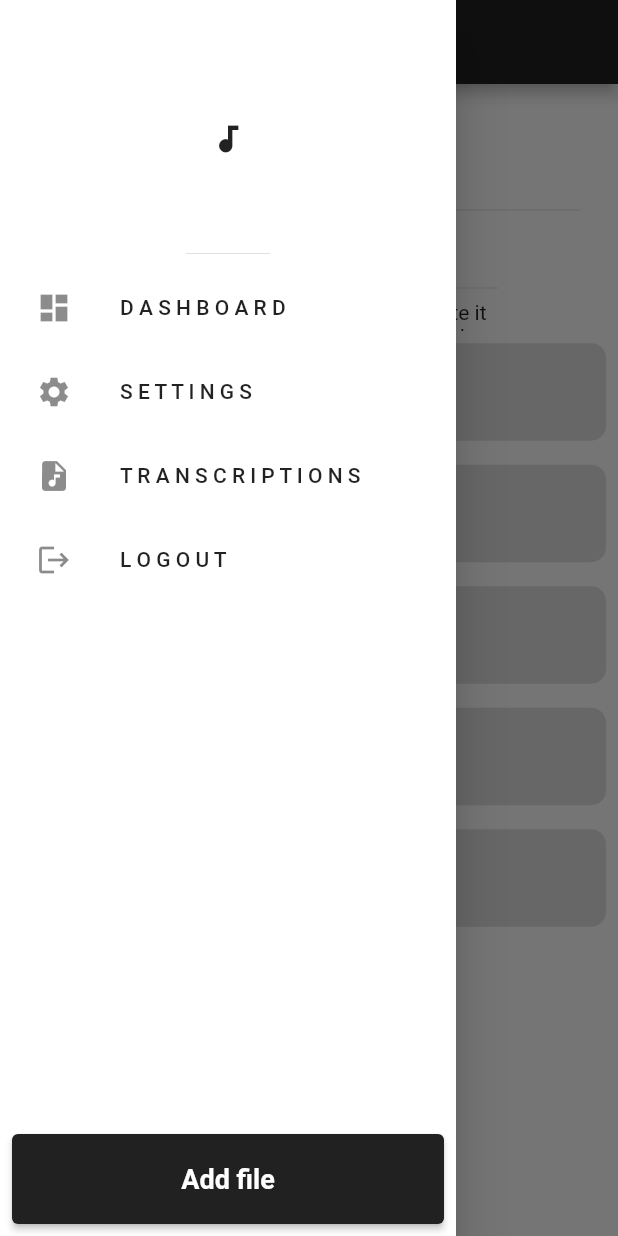
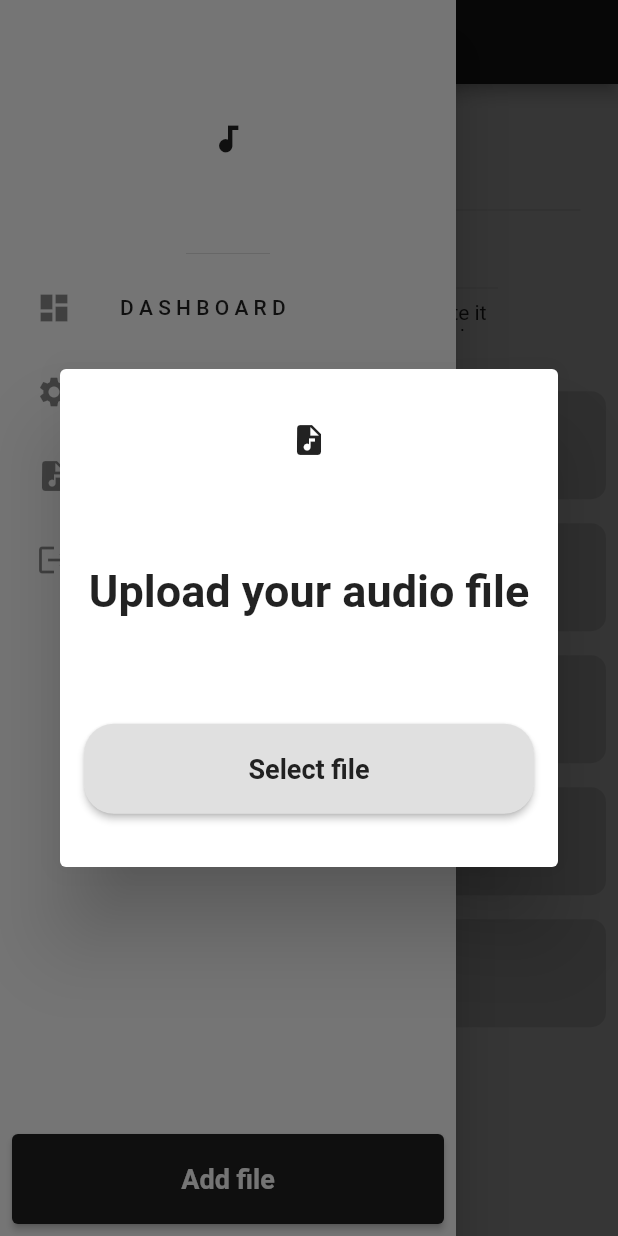
Before and after one commit to Tre7o/transcribe_app, a Flutter app: the BrowserBody screen opened directly, in the side drawer, after a tap on "Add file", on a phone screen of 412 x 824 dp. Run offline on Flutter 3.47's test engine with Material 2 defaults, Android fonts, the phone set to English and light mode, and no system bars; our stand-ins replace file_picker, get.

Commit message:
Updated SermonScribe files

```diff
--- a/lib/consts/mobile_grid.dart
+++ b/lib/consts/mobile_grid.dart
@@ -1,6 +1,7 @@
 import 'package:flutter/material.dart';
 
-import '../utils/card_box.dart';
+import '../utils/widgets/card_box.dart';
+
 
 class MobileGrid extends StatelessWidget {
   const MobileGrid({super.key});
--- a/lib/domain/models/transcription.dart
+++ b/lib/domain/models/transcription.dart
@@ -0,0 +1,8 @@
+class Transcription {
+  Transcription(this.fileName, this.currentDate, this.currentTime, this.transcribedText);
+
+  final String fileName;
+  final String? transcribedText;
+  final String currentDate;
+  final String currentTime;
+}
--- /dev/null
+++ b/lib/presentation/controllers/transcribe_controller.dart
@@ -0,0 +1,9 @@
+import 'package:get/get.dart';
+
+class TranscribeController extends GetxController {
+  static TranscribeController get instance => Get.find();
+
+  String transcriptionTitle = '';
+  String transcriptionDate = '';
+  String transcriptionTime = '';
+}
--- a/lib/presentation/screens/responsive_screens/browser_body.dart
+++ b/lib/presentation/screens/responsive_screens/browser_body.dart
@@ -1,8 +1,8 @@
 import 'package:flutter/material.dart';
 import 'package:transcribe_app/utils/constants.dart';
-import 'package:transcribe_app/utils/transcribed_tile.dart';
 
-import '../../../utils/my_tile.dart';
+import '../../../utils/widgets/my_tile.dart';
+import '../../../utils/widgets/transcribed_tile.dart';
 
 class BrowserBody extends StatefulWidget {
   const BrowserBody({super.key});
@@ -17,7 +17,7 @@ class _BrowserBodyState extends State<BrowserBody> {
     return Scaffold(
       appBar: myAppBar,
       backgroundColor: backgroundColor,
-      drawer: myDrawer,
+      drawer: buildMyDrawer(context),
       body: Column(
         children: [
           AspectRatio(
@@ -52,11 +52,21 @@ class _BrowserBodyState extends State<BrowserBody> {
               ],
             ),
           ),
+          Padding(
+            padding: const EdgeInsets.symmetric(horizontal: 15, vertical: 8),
+            child: Align(
+              alignment: Alignment.topLeft,
+              child: Text(
+                "Your transcriptions",
+                style: TextStyle(fontWeight: FontWeight.bold),
+              ),
+            ),
+          ),
           Expanded(
               child: ListView.builder(
                   itemCount: 5,
                   itemBuilder: (context, index) {
-                    return const MyTile();
+                    return MyTile();
                   }))
         ],
       ),
--- a/lib/presentation/screens/responsive_screens/desktop_body.dart
+++ b/lib/presentation/screens/responsive_screens/desktop_body.dart
@@ -1,7 +1,8 @@
 import 'package:flutter/material.dart';
 import 'package:transcribe_app/utils/constants.dart';
 
-import '../../../utils/transcribed_tile.dart';
+import '../../../utils/widgets/transcribed_tile.dart';
+
 
 class DesktopBody extends StatefulWidget {
   const DesktopBody({super.key});
@@ -17,7 +18,7 @@ class _DesktopBodyState extends State<DesktopBody> {
       appBar: desktopBar,
       body: Row(
         children: [
-          sideDrawer,
+          buildSideDrawer(context),
           Expanded(
               child: Column(
             children: [
--- a/lib/utils/constants.dart
+++ b/lib/utils/constants.dart
@@ -1,5 +1,6 @@
 import 'package:flutter/material.dart';
-import 'my_tile.dart';
+import 'package:transcribe_app/utils/widgets/custom_dialog.dart';
+import 'package:transcribe_app/utils/widgets/my_tile.dart';
 
 var backgroundColor = Colors.white;
 
@@ -52,25 +53,39 @@ var desktopBar = AppBar(
   ],
 );
 
-var sideDrawer = Drawer(
+Drawer buildSideDrawer(BuildContext context) {
+  return Drawer(
     backgroundColor: Colors.grey[100],
-  shape:
-      const RoundedRectangleBorder(borderRadius: BorderRadius.all(Radius.zero)),
+    shape: const RoundedRectangleBorder(
+        borderRadius: BorderRadius.all(Radius.zero)),
     child: Padding(
       padding: const EdgeInsets.all(8.0),
       child: Column(children: [
+        Padding(
+          padding: const EdgeInsets.all(10.0),
+          child: Align(
+            alignment: Alignment.topLeft,
+            child: Text(
+              "Your transcriptions",
+              style: TextStyle(fontWeight: FontWeight.bold),
+            ),
+          ),
+        ),
         AspectRatio(
             aspectRatio: 0.7,
             child: ListView.builder(
                 itemCount: 10,
                 itemBuilder: (context, index) {
-                return const MyTile();
+                  return MyTile();
                 })),
         Expanded(
           child: Align(
             alignment: Alignment.bottomCenter,
             child: ElevatedButton(
-            onPressed: () {},
+              onPressed: () {
+                showDialog(
+                    context: context, builder: (context) => CustomDialog());
+              },
               style: ElevatedButton.styleFrom(
                   minimumSize: const Size(300, 60),
                   backgroundColor: Colors.grey[900]),
@@ -87,8 +102,10 @@ var sideDrawer = Drawer(
       ]),
     ),
   );
+}
 
-var myDrawer = Drawer(
+Drawer buildMyDrawer(BuildContext context) {
+  return Drawer(
     backgroundColor: Colors.white,
     child: Padding(
       padding: const EdgeInsets.all(8.0),
@@ -115,7 +132,10 @@ var myDrawer = Drawer(
             child: Align(
               alignment: Alignment.bottomCenter,
               child: ElevatedButton(
-              onPressed: () {},
+                onPressed: () {
+                  showDialog(
+                      context: context, builder: (context) => CustomDialog());
+                },
                 style: ElevatedButton.styleFrom(
                     minimumSize: const Size(300, 60),
                     backgroundColor: Colors.grey[900]),
@@ -133,3 +153,4 @@ var myDrawer = Drawer(
       ),
     ),
   );
+}
--- a/lib/utils/my_tile.dart
+++ /dev/null
@@ -1,28 +0,0 @@
-import 'package:flutter/material.dart';
-
-class MyTile extends StatelessWidget {
-  const MyTile({super.key});
-
-  @override
-  Widget build(BuildContext context) {
-    return Padding(
-      padding: const EdgeInsets.all(8.0),
-      child: Container(
-        decoration: BoxDecoration(
-          borderRadius: BorderRadius.circular(10),
-          color: Colors.grey[300],
-        ),
-        height: 65,
-        child: ListTile(
-          leading: const Icon(Icons.audio_file),
-          title: const Text("Transcription Title"),
-          subtitle: const Text("Time & date"),
-          titleTextStyle: TextStyle(
-              color: Colors.grey[900],
-              fontSize: 16,
-              fontWeight: FontWeight.bold),
-        ),
-      ),
-    );
-  }
-}
--- /dev/null
+++ b/lib/utils/widgets/custom_dialog.dart
@@ -0,0 +1,89 @@
+import 'package:file_picker/file_picker.dart';
+import 'package:flutter/material.dart';
+import 'package:get/get.dart';
+import 'package:intl/intl.dart';
+import 'package:transcribe_app/domain/models/transcription.dart';
+
+import '../../presentation/controllers/transcribe_controller.dart';
+
+class CustomDialog extends StatefulWidget {
+  CustomDialog({super.key});
+
+  @override
+  State<CustomDialog> createState() => _CustomDialogState();
+}
+
+class _CustomDialogState extends State<CustomDialog> {
+  final transcribeController = Get.put(TranscribeController());
+
+  @override
+  Widget build(BuildContext context) {
+    return Dialog(
+      child: AspectRatio(
+        aspectRatio: 1,
+        child: Container(
+          alignment: Alignment.center,
+          decoration: BoxDecoration(
+              color: Colors.white, borderRadius: BorderRadius.circular(10)),
+          child: Column(
+            mainAxisAlignment: MainAxisAlignment.spaceAround,
+            children: [
+              Icon(Icons.audio_file),
+              Text(
+                "Upload your audio file",
+                style: TextStyle(fontSize: 30, fontWeight: FontWeight.bold),
+              ),
+              ElevatedButton(
+                onPressed: () async {
+                  FilePickerResult? result =
+                      await FilePicker.platform.pickFiles();
+
+                  if (result != null) {
+                    final file = result.files.first;
+
+                    print(file.name);
+                    // print(file.bytes);
+                    print(file.size);
+                    print(file.extension);
+                    // print(file.path);
+
+                    DateTime dateTime = DateTime.now();
+                    String formattedDate =
+                        DateFormat('yyyy-MM-dd').format(dateTime);
+                    String formattedTime =
+                        DateFormat('HH:mm:ss').format(dateTime);
+
+                    final transcription = Transcription(
+                        file.name, formattedDate, formattedTime, null);
+
+                    setState(() {
+                      transcribeController.transcriptionTitle = transcription.fileName;
+                      transcribeController.transcriptionDate = transcription.currentDate;
+                      transcribeController.transcriptionTime = transcription.currentTime;
+                    });
+
+                  } else {
+                    // User canceled the picker
+                    return;
+                  }
+                },
+                style: ElevatedButton.styleFrom(
+                    minimumSize: const Size(300, 60),
+                    backgroundColor: Colors.grey[300],
+                    shape: RoundedRectangleBorder(
+                        borderRadius: BorderRadius.circular(20))),
+                child: Text(
+                  "Select file",
+                  style: TextStyle(
+                      fontWeight: FontWeight.bold,
+                      fontSize: 18,
+                      color: Colors.grey[900]),
+                ),
+              ),
+            ],
+          ),
+        ),
+      ),
+    );
+  }
+}
--- /dev/null
+++ b/lib/utils/widgets/my_tile.dart
@@ -0,0 +1,62 @@
+import 'package:flutter/material.dart';
+import 'package:get/get.dart';
+
+import '../../presentation/controllers/transcribe_controller.dart';
+
+class MyTile extends StatefulWidget {
+  const MyTile({super.key});
+
+  @override
+  State<MyTile> createState() => _MyTileState();
+}
+
+class _MyTileState extends State<MyTile> {
+  final transcribeController = Get.put(TranscribeController());
+
+  @override
+  Widget build(BuildContext context) {
+    return Padding(
+      padding: const EdgeInsets.all(8.0),
+      child: Container(
+        decoration: BoxDecoration(
+          borderRadius: BorderRadius.circular(10),
+          color: Colors.grey[300],
+        ),
+        child: ListTile(
+          leading: const Icon(Icons.audio_file),
+          title: transcribeController.transcriptionTitle.isEmpty
+              ? Text(
+                  "Title",
+                )
+              : Padding(
+                  padding: const EdgeInsets.symmetric(vertical: 8.0),
+                  child: Text(
+                    removeFileExtension(
+                        transcribeController.transcriptionTitle),
+                    maxLines: 2,
+                    overflow: TextOverflow.ellipsis,
+                  ),
+                ),
+          subtitle: transcribeController.transcriptionDate.isEmpty
+              ? Text("Time & date")
+              : Text(transcribeController.transcriptionDate +
+                  " " +
+                  transcribeController.transcriptionTime),
+          titleTextStyle: TextStyle(
+              color: Colors.grey[900],
+              fontSize: 16,
+              fontWeight: FontWeight.bold),
+        ),
+      ),
+    );
+  }
+
+  String removeFileExtension(String fileName) {
+    int lastDotIndex = fileName.lastIndexOf('.');
+    if (lastDotIndex == -1) {
+      // No extension found
+      return fileName;
+    }
+    return fileName.substring(0, lastDotIndex);
+  }
+}
--- a/pubspec.yaml
+++ b/pubspec.yaml
@@ -36,6 +36,8 @@ dependencies:
   # Use with the CupertinoIcons class for iOS style icons.
   cupertino_icons: ^1.0.2
   get: ^4.6.5
+  file_picker: ^7.0.2
+  intl: ^0.19.0
 
 dev_dependencies:
   flutter_test:
```
Also changed, not shown: lib/presentation/screens/responsive_screens/mobile_body.dart (+15 -6 lines), lib/domain/models/file.dart (deleted), lib/utils/widgets/box_tile.dart (renamed from lib/utils/box_tile.dart), lib/utils/widgets/card_box.dart (renamed from lib/utils/card_box.dart), lib/utils/widgets/transcribed_tile.dart (renamed from lib/utils/transcribed_tile.dart), pubspec.lock. Lines whose indentation alone changed are shown as unchanged.
